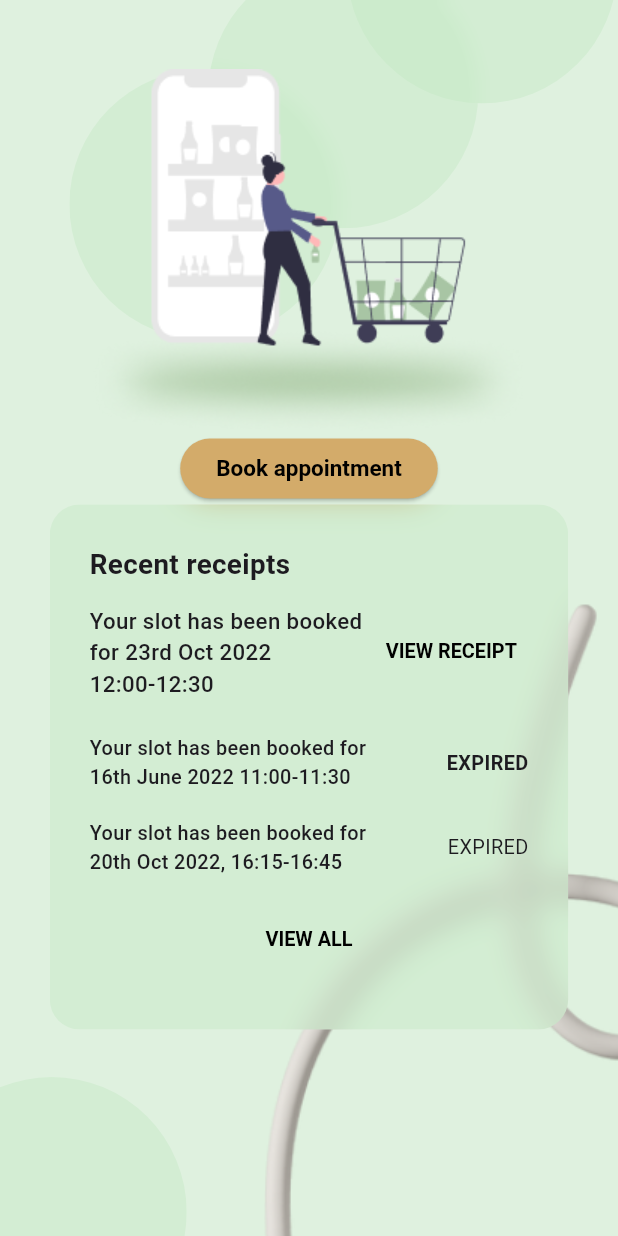
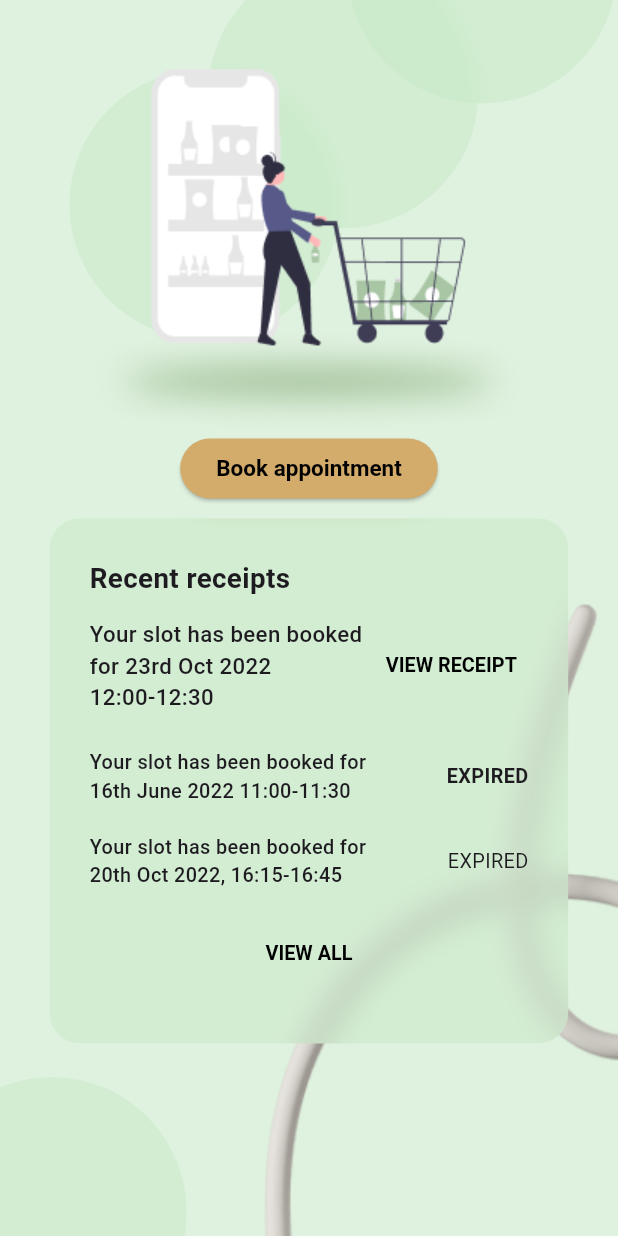
Before and after one commit to isnik09/canteen-app, a Flutter app: the screen it shows after launch, on a phone screen of 412 x 824 dp. Run offline on Flutter 3.47's test engine with Material 2 defaults, Android fonts, the phone set to English and light mode, and no system bars; drawn by our look-alikes of blurrycontainer.

Commit message:
CLEANED UP CODE(EXTRACTED WIDGETS)...

```diff
--- a/lib/pages/home-page.dart
+++ b/lib/pages/home-page.dart
@@ -37,11 +37,14 @@ class HomePage extends StatelessWidget {
                         padding: EdgeInsets.only(top: (TEN * 5)),
                         child: Image.asset(cart_image),
                       ),
-                      ElevatedButton(
-                        onPressed: () {
-                          Navigator.pushNamed(context, '/book-a-slot');
-                        },
-                        child: const Text('Book appointment'),
+                      Padding(
+                        padding: EdgeInsets.only(bottom: TEN),
+                        child: ElevatedButton(
+                          onPressed: () {
+                            Navigator.pushNamed(context, '/book-a-slot');
+                          },
+                          child: const Text('Book appointment'),
+                        ),
                       ),
                       BlurryContainer(
                         blur: 10,
```
